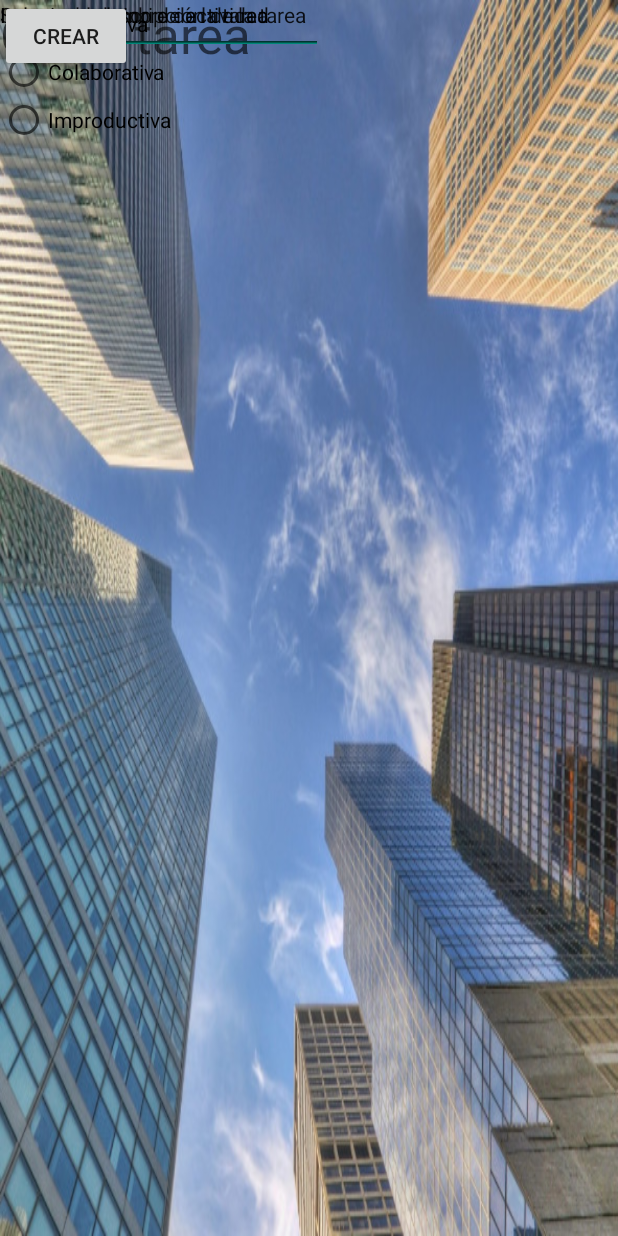
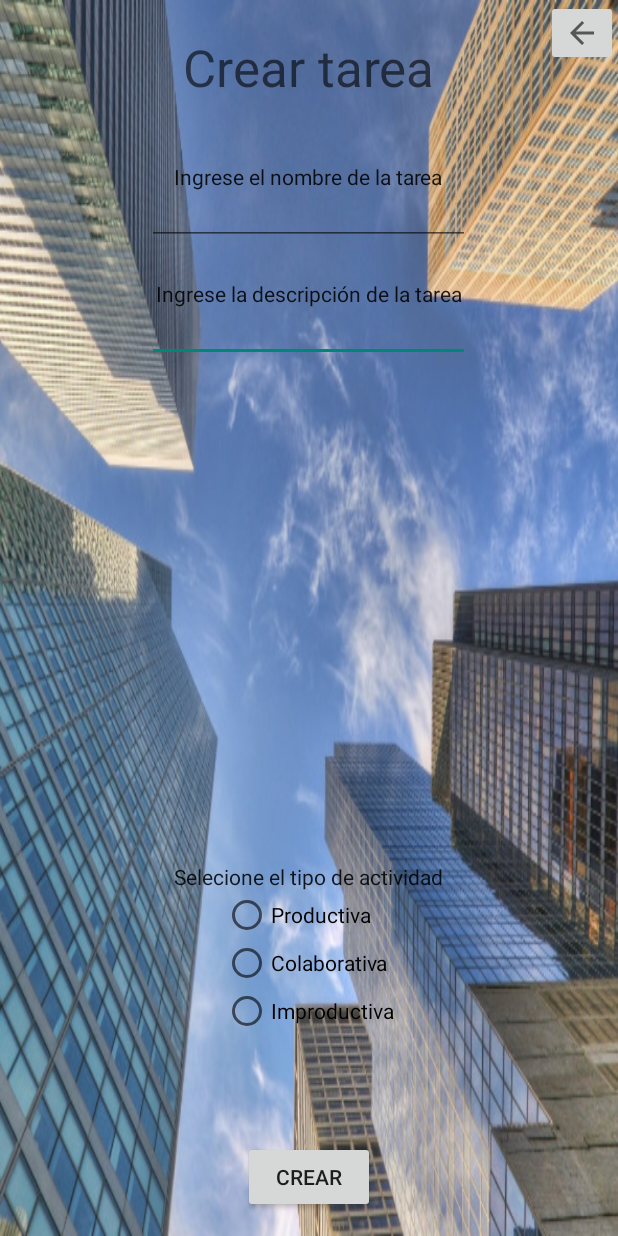
Before and after one commit to LightDragooon/SistemaMuestreos, an Android app: the crear_tarea screen opened directly, with no data from a screen before it, on a phone screen of 412 x 824 dp. Run offline under Robolectric (Android 15) with nearby library versions, the phone set to English and light mode, and no system bars; our stand-ins replace Volley.

Commit message:
Update crear tarea
Sirve xD

```diff
--- a/app/src/main/java/gruporeque/sistemamuestreos/crear_tarea.java
+++ b/app/src/main/java/gruporeque/sistemamuestreos/crear_tarea.java
@@ -37,7 +37,7 @@ public class crear_tarea extends AppCompatActivity {
         btn_out = findViewById(R.id.imageButtonSalir);
         btn_new = findViewById(R.id.buttonCrearTarea);
         radioButtonTP = findViewById(R.id.radioButtonTP);
-        radioButtonTC = findViewById(R.id.radioButtonTP);
+        radioButtonTC = findViewById(R.id.radioButtonTC);
         radioButtonTI = findViewById(R.id.radioButtonTI);
         txt_name = findViewById(R.id.editTextNombreTarea);
         txt_desc = findViewById(R.id.editTextDescTarea);
--- a/app/src/main/res/layout/activity_crear_tarea.xml
+++ b/app/src/main/res/layout/activity_crear_tarea.xml
@@ -1,5 +1,5 @@
 <?xml version="1.0" encoding="utf-8"?>
-<android.support.constraint.ConstraintLayout xmlns:android="http://schemas.android.com/apk/res/android"
+<RelativeLayout xmlns:android="http://schemas.android.com/apk/res/android"
     xmlns:app="http://schemas.android.com/apk/res-auto"
     xmlns:tools="http://schemas.android.com/tools"
     android:layout_width="match_parent"
@@ -8,83 +8,60 @@
     tools:context=".crear_tarea">
 
     <TextView
+        android:id="@+id/textViewDescTarea"
+        android:layout_width="wrap_content"
+        android:layout_height="wrap_content"
+        android:layout_alignParentTop="true"
+        android:layout_centerHorizontal="true"
+        android:layout_marginTop="186dp"
+        android:text="Ingrese la descripción de la tarea"
+        android:textAppearance="@style/TextAppearance.AppCompat"
+        tools:layout_editor_absoluteX="50dp"
+        tools:layout_editor_absoluteY="238dp" />
+
+    <TextView
         android:id="@+id/textViewNombreTarea"
-        android:layout_width="0dp"
+        android:layout_width="wrap_content"
         android:layout_height="wrap_content"
+        android:layout_alignParentTop="true"
+        android:layout_centerHorizontal="true"
+        android:layout_marginTop="108dp"
         android:text="Ingrese el nombre de la tarea"
         android:textAppearance="@style/TextAppearance.AppCompat"
         tools:layout_editor_absoluteX="50dp"
-        tools:layout_editor_absoluteY="108dp" />
+        tools:layout_editor_absoluteY="238dp" />
 
     <TextView
-        android:id="@+id/textViewDescripTarea"
+        android:id="@+id/textViewTipoTarea2"
         android:layout_width="wrap_content"
-        android:layout_height="15dp"
+        android:layout_height="wrap_content"
+        android:layout_alignParentBottom="true"
+        android:layout_centerHorizontal="true"
+        android:layout_marginBottom="230dp"
         android:text="Selecione el tipo de actividad"
         android:textAppearance="@style/TextAppearance.AppCompat"
         tools:layout_editor_absoluteX="50dp"
         tools:layout_editor_absoluteY="238dp" />
 
     <TextView
-        android:id="@+id/textViewDescripTarea2"
-        android:layout_width="0dp"
-        android:layout_height="wrap_content"
-        android:text="Ingrese la descripción de la tarea"
-        android:textAppearance="@style/TextAppearance.AppCompat"
-        tools:layout_editor_absoluteX="50dp"
-        tools:layout_editor_absoluteY="171dp" />
-
-    <TextView
         android:id="@+id/textViewTitulo"
         android:layout_width="wrap_content"
         android:layout_height="wrap_content"
+        android:layout_alignParentTop="true"
+        android:layout_centerHorizontal="true"
+        android:layout_marginTop="22dp"
         android:text="Crear tarea"
         android:textAppearance="@style/TextAppearance.AppCompat.Display1"
         tools:layout_editor_absoluteX="107dp"
         tools:layout_editor_absoluteY="16dp" />
 
-    <RadioGroup
-        android:id="@+id/radioTipoActividad"
-        android:layout_width="0dp"
-        android:layout_height="wrap_content"
-        android:layout_gravity="center_horizontal"
-        android:visibility="visible"
-        tools:layout_editor_absoluteX="135dp"
-        tools:layout_editor_absoluteY="266dp">
-
-        <RadioButton
-            android:id="@+id/radioButtonTP"
-            android:layout_width="wrap_content"
-            android:layout_height="wrap_content"
-            android:layout_alignParentTop="true"
-            android:layout_centerHorizontal="true"
-            android:checked="false"
-            android:text="Productiva" />
-
-        <RadioButton
-            android:id="@+id/radioButtonTC"
-            android:layout_width="wrap_content"
-            android:layout_height="wrap_content"
-            android:layout_alignParentTop="true"
-            android:layout_centerHorizontal="true"
-            android:checked="false"
-            android:text="Colaborativa" />
-
-        <RadioButton
-            android:id="@+id/radioButtonTI"
-            android:layout_width="wrap_content"
-            android:layout_height="wrap_content"
-            android:layout_alignParentTop="true"
-            android:layout_centerHorizontal="true"
-            android:checked="false"
-            android:text="Improductiva" />
-
-    </RadioGroup>
-
     <Button
         android:id="@+id/buttonCrearTarea"
         android:layout_width="wrap_content"
         android:layout_height="wrap_content"
+        android:layout_alignParentBottom="true"
+        android:layout_centerHorizontal="true"
+        android:layout_marginBottom="15dp"
         android:text="Crear"
         tools:layout_editor_absoluteX="148dp"
         tools:layout_editor_absoluteY="401dp" />
@@ -93,6 +70,8 @@
         android:id="@+id/editTextDescTarea"
         android:layout_width="215dp"
         android:layout_height="36dp"
+        android:layout_below="@+id/textViewDescTarea"
+        android:layout_centerHorizontal="true"
         android:ems="10"
         android:inputType="text"
         android:textAppearance="@android:style/TextAppearance.Material.Small"
@@ -103,6 +82,8 @@
         android:id="@+id/editTextNombreTarea"
         android:layout_width="215dp"
         android:layout_height="36dp"
+        android:layout_below="@+id/textViewNombreTarea"
+        android:layout_centerHorizontal="true"
         android:ems="10"
         android:inputType="text"
         android:textAppearance="@android:style/TextAppearance.Material.Small"
@@ -113,8 +94,39 @@
         android:id="@+id/imageButtonSalir"
         android:layout_width="wrap_content"
         android:layout_height="wrap_content"
+        android:layout_alignParentEnd="true"
+        android:layout_alignParentTop="true"
         app:srcCompat="?attr/actionModeCloseDrawable"
         tools:layout_editor_absoluteX="337dp"
         tools:layout_editor_absoluteY="0dp" />
 
-</android.support.constraint.ConstraintLayout>
+    <RadioGroup
+        android:layout_width="wrap_content"
+        android:layout_height="wrap_content"
+        android:layout_below="@+id/textViewTipoTarea2"
+        android:layout_centerHorizontal="true"
+        android:layout_marginTop="-230dp">
+
+        <RadioButton
+            android:id="@+id/radioButtonTP"
+            android:layout_width="wrap_content"
+            android:layout_height="wrap_content"
+            android:layout_weight="1"
+            android:text="Productiva" />
+
+        <RadioButton
+            android:id="@+id/radioButtonTC"
+            android:layout_width="wrap_content"
+            android:layout_height="wrap_content"
+            android:layout_weight="1"
+            android:text="Colaborativa" />
+
+        <RadioButton
+            android:id="@+id/radioButtonTI"
+            android:layout_width="wrap_content"
+            android:layout_height="wrap_content"
+            android:layout_weight="1"
+            android:text="Improductiva" />
+    </RadioGroup>
+
+</RelativeLayout>
```
